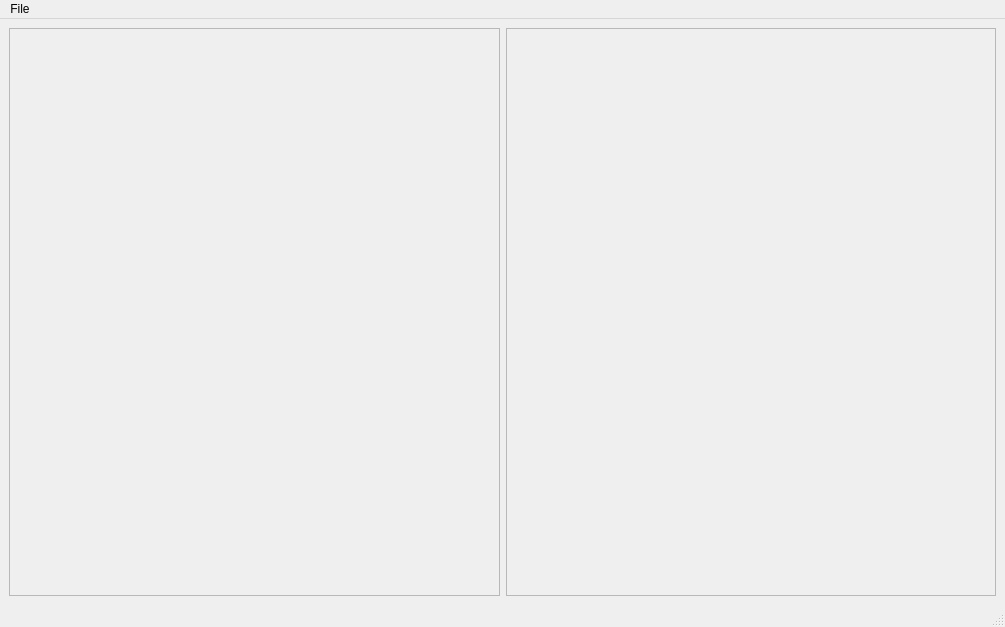
Qt form mainwindow.ui (ArcaneRaya/WarhammerCrusadeApp) before a commit.
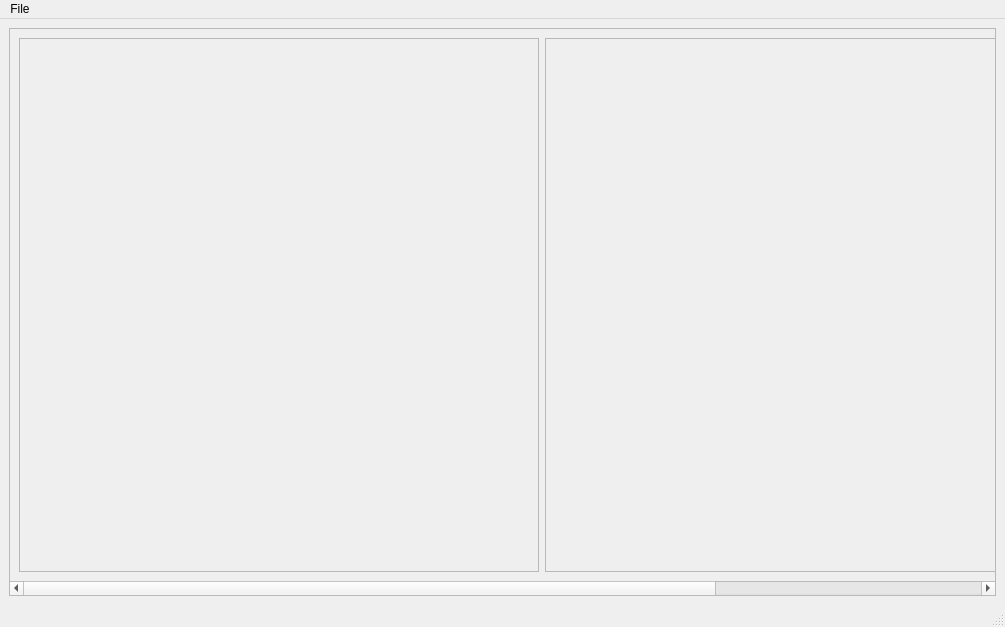
The same form after that commit.

The edit to the form file:
```diff
--- a/mainwindow.ui
+++ b/mainwindow.ui
@@ -16,7 +16,46 @@
   <widget class="QWidget" name="centralwidget">
    <layout class="QHBoxLayout" name="horizontalLayout">
     <item>
+     <widget class="QScrollArea" name="scrollArea">
+      <property name="sizePolicy">
+       <sizepolicy hsizetype="Expanding" vsizetype="Expanding">
+        <horstretch>0</horstretch>
+        <verstretch>0</verstretch>
+       </sizepolicy>
+      </property>
+      <property name="minimumSize">
+       <size>
+        <width>0</width>
+        <height>0</height>
+       </size>
+      </property>
+      <property name="widgetResizable">
+       <bool>true</bool>
+      </property>
+      <widget class="QWidget" name="scrollAreaWidgetContents_3">
+       <property name="geometry">
+        <rect>
+         <x>0</x>
+         <y>0</y>
+         <width>1364</width>
+         <height>549</height>
+        </rect>
+       </property>
+       <layout class="QHBoxLayout" name="horizontalLayout_2">
+        <item>
      <widget class="QScrollArea" name="scrollAreaOrderOfBattle">
+          <property name="sizePolicy">
+           <sizepolicy hsizetype="Fixed" vsizetype="Preferred">
+            <horstretch>0</horstretch>
+            <verstretch>0</verstretch>
+           </sizepolicy>
+          </property>
+          <property name="minimumSize">
+           <size>
+            <width>520</width>
+            <height>0</height>
+           </size>
+          </property>
       <property name="widgetResizable">
        <bool>true</bool>
       </property>
@@ -25,8 +64,8 @@
         <rect>
          <x>0</x>
          <y>0</y>
-         <width>489</width>
-         <height>566</height>
+             <width>518</width>
+             <height>529</height>
         </rect>
        </property>
       </widget>
@@ -34,6 +73,18 @@
     </item>
     <item>
      <widget class="QScrollArea" name="scrollAreaUnitCard">
+          <property name="sizePolicy">
+           <sizepolicy hsizetype="Preferred" vsizetype="Preferred">
+            <horstretch>0</horstretch>
+            <verstretch>0</verstretch>
+           </sizepolicy>
+          </property>
+          <property name="minimumSize">
+           <size>
+            <width>820</width>
+            <height>0</height>
+           </size>
+          </property>
       <property name="widgetResizable">
        <bool>true</bool>
       </property>
@@ -42,10 +93,14 @@
         <rect>
          <x>0</x>
          <y>0</y>
-         <width>488</width>
-         <height>566</height>
-        </rect>
-       </property>
+             <width>818</width>
+             <height>529</height>
+            </rect>
+           </property>
+          </widget>
+         </widget>
+        </item>
+       </layout>
       </widget>
      </widget>
     </item>
```
Lines whose indentation alone changed are shown as unchanged.
